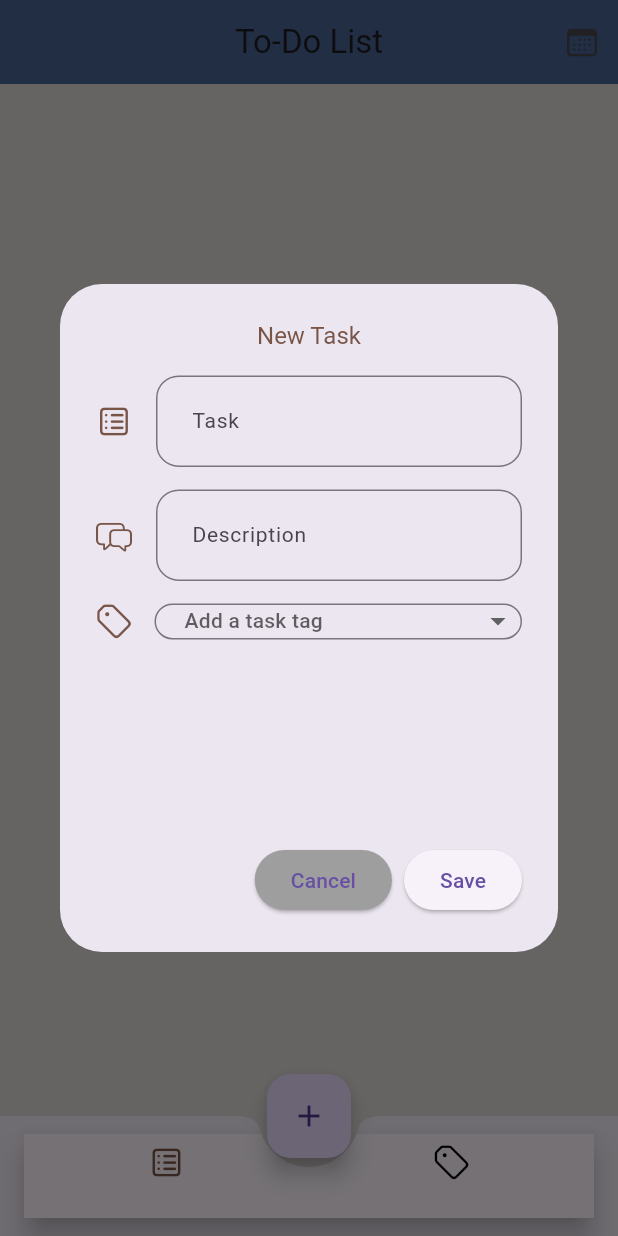
After one commit to gabrielle128/Sidekick-Flutter, a Flutter app: the ToDoScreen screen opened directly, after a tap on the "add" icon, on a phone screen of 412 x 824 dp. The commit adds this screen. Run offline on Flutter 3.47's test engine with Material 3 defaults, Android fonts, the phone set to English and light mode, and no system bars; our stand-ins replace cloud_firestore, dropdown_button2, email_validator, firebase_auth, firebase_core, flutter_speed_dial and 2 more; accounts and stored records are empty; Roboto replaces fonts that are missing (Gaegu-Bold).

Commit message:
todo 1st commit

```diff
--- a/sidekick_app/analysis_options.yaml
+++ b/sidekick_app/analysis_options.yaml
@@ -21,6 +21,7 @@ linter:
   # `// ignore_for_file: name_of_lint` syntax on the line or in the file
   # producing the lint.
   rules:
+   - use_super_parameters
     # avoid_print: false  # Uncomment to disable the `avoid_print` rule
     # prefer_single_quotes: true  # Uncomment to enable the `prefer_single_quotes` rule
 
--- a/sidekick_app/lib/screens/account/account_screen.dart
+++ b/sidekick_app/lib/screens/account/account_screen.dart
@@ -1,7 +1,7 @@
-import 'package:firebase_auth/firebase_auth.dart';
+//import 'package:firebase_auth/firebase_auth.dart';
 import 'package:flutter/material.dart';
 import 'package:sidekick_app/reusable_widgets/reusable_widget.dart';
-import 'package:sidekick_app/screens/welcome_screen.dart';
+//import 'package:sidekick_app/screens/welcome_screen.dart';
 import 'package:sidekick_app/utils/colours.dart';
 
 class AccountScreen extends StatefulWidget {
--- /dev/null
+++ b/sidekick_app/lib/screens/todo/categories.dart
@@ -0,0 +1,17 @@
+import 'package:flutter/material.dart';
+
+class Categories extends StatefulWidget {
+  const Categories({super.key});
+
+  @override
+  State<Categories> createState() => _CategoriesState();
+}
+
+class _CategoriesState extends State<Categories> {
+  @override
+  Widget build(BuildContext context) {
+    return const Center(
+      child: Text('Categories text'),
+    );
+  }
+}
--- a/sidekick_app/lib/screens/todo_screen.dart
+++ b/sidekick_app/lib/screens/todo_screen.dart
@@ -1,4 +1,8 @@
+import 'package:flutter/cupertino.dart';
 import 'package:flutter/material.dart';
+import 'package:sidekick_app/screens/todocrud/add_task_dialogue.dart';
+import 'package:sidekick_app/screens/todo/tasks.dart';
+import 'package:sidekick_app/screens/todo/categories.dart';
 
 class ToDoScreen extends StatefulWidget {
   const ToDoScreen({super.key});
@@ -8,14 +12,75 @@ class ToDoScreen extends StatefulWidget {
 }
 
 class _ToDoScreenState extends State<ToDoScreen> {
+  final PageController pageController = PageController(initialPage: 0);
+  late int _selectedIndex = 0;
+
   @override
   Widget build(BuildContext context) {
-    return const Scaffold(
-        body: Center(
-      child: Text(
-        "To Do Screen parang malaki ganon diba isa pang demo push",
-        style: TextStyle(fontSize: 40),
+    return Scaffold(
+      appBar: AppBar(
+        centerTitle: true,
+        title: const Text("To-Do List"),
+        actions: [
+          IconButton(
+            onPressed: () {},
+            icon: const Icon(CupertinoIcons.calendar),
+          ),
+        ],
       ),
-    ));
+      extendBody: true,
+      floatingActionButtonLocation: FloatingActionButtonLocation.centerDocked,
+      floatingActionButton: FloatingActionButton(
+        onPressed: () {
+          showDialog(
+            context: context,
+            builder: (BuildContext context) {
+              return const AddTaskAlertDialog();
+            },
+          );
+        },
+        child: const Icon(Icons.add),
+      ),
+      bottomNavigationBar: BottomAppBar(
+        shape: const CircularNotchedRectangle(),
+        notchMargin: 6.0,
+        clipBehavior: Clip.antiAlias,
+        child: SizedBox(
+          height: kBottomNavigationBarHeight,
+          child: BottomNavigationBar(
+            currentIndex: _selectedIndex,
+            selectedItemColor: Colors.brown,
+            unselectedItemColor: Colors.black,
+            onTap: (index) {
+              setState(() {
+                _selectedIndex = index;
+                pageController.jumpToPage(index);
+              });
+            },
+            items: const [
+              BottomNavigationBarItem(
+                icon: Icon(CupertinoIcons.square_list),
+                label: '',
+              ),
+              BottomNavigationBarItem(
+                icon: Icon(CupertinoIcons.tag),
+                label: '',
+              ),
+            ],
+          ),
+        ),
+      ),
+      body: PageView(
+        controller: pageController,
+        children: const <Widget>[
+          Center(
+            child: Tasks(),
+          ),
+          Center(
+            child: Categories(),
+          ),
+        ],
+      ),
+    );
   }
 }
--- /dev/null
+++ b/sidekick_app/lib/screens/todocrud/add_task_dialogue.dart
@@ -0,0 +1,174 @@
+import 'package:cloud_firestore/cloud_firestore.dart';
+import 'package:dropdown_button2/dropdown_button2.dart';
+import 'package:flutter/cupertino.dart';
+import 'package:flutter/material.dart';
+
+class AddTaskAlertDialog extends StatefulWidget {
+  const AddTaskAlertDialog({
+    super.key,
+  });
+
+  @override
+  State<AddTaskAlertDialog> createState() => _AddTaskAlertDialogState();
+}
+
+class _AddTaskAlertDialogState extends State<AddTaskAlertDialog> {
+  final TextEditingController taskNameController = TextEditingController();
+  final TextEditingController taskDescController = TextEditingController();
+  final List<String> taskTags = ['Work', 'School', 'Other'];
+  late String selectedValue = '';
+
+  @override
+  Widget build(BuildContext context) {
+    var width = MediaQuery.of(context).size.width;
+    var height = MediaQuery.of(context).size.height;
+    return AlertDialog(
+      scrollable: true,
+      title: const Text(
+        'New Task',
+        textAlign: TextAlign.center,
+        style: TextStyle(fontSize: 16, color: Colors.brown),
+      ),
+      content: SizedBox(
+        height: height * 0.35,
+        width: width,
+        child: Form(
+          child: Column(
+            children: <Widget>[
+              TextFormField(
+                controller: taskNameController,
+                style: const TextStyle(fontSize: 14),
+                decoration: InputDecoration(
+                  contentPadding: const EdgeInsets.symmetric(
+                    horizontal: 20,
+                    vertical: 20,
+                  ),
+                  hintText: 'Task',
+                  hintStyle: const TextStyle(fontSize: 14),
+                  icon: const Icon(CupertinoIcons.square_list,
+                      color: Colors.brown),
+                  border: OutlineInputBorder(
+                    borderRadius: BorderRadius.circular(15),
+                  ),
+                ),
+              ),
+              const SizedBox(height: 15),
+              TextFormField(
+                controller: taskDescController,
+                keyboardType: TextInputType.multiline,
+                maxLines: null,
+                style: const TextStyle(fontSize: 14),
+                decoration: InputDecoration(
+                  contentPadding: const EdgeInsets.symmetric(
+                    horizontal: 20,
+                    vertical: 20,
+                  ),
+                  hintText: 'Description',
+                  hintStyle: const TextStyle(fontSize: 14),
+                  icon: const Icon(CupertinoIcons.bubble_left_bubble_right,
+                      color: Colors.brown),
+                  border: OutlineInputBorder(
+                    borderRadius: BorderRadius.circular(15),
+                  ),
+                ),
+              ),
+              const SizedBox(height: 15),
+              Row(
+                children: <Widget>[
+                  const Icon(CupertinoIcons.tag, color: Colors.brown),
+                  const SizedBox(width: 15.0),
+                  Expanded(
+                    child: DropdownButtonFormField2(
+                      decoration: InputDecoration(
+                        isDense: true,
+                        contentPadding: EdgeInsets.zero,
+                        border: OutlineInputBorder(
+                          borderRadius: BorderRadius.circular(15),
+                        ),
+                      ),
+                      isExpanded: true,
+                      hint: const Text(
+                        'Add a task tag',
+                        style: TextStyle(fontSize: 14),
+                      ),
+                      // buttonHeight: 60,
+                      // buttonPadding: const EdgeInsets.only(left: 20, right: 10),
+                      // dropdownDecoration: BoxDecoration(
+                      //   borderRadius: BorderRadius.circular(15),
+                      // ),
+                      // validator: (value) => value == null
+                      //     ? 'Please select the task tag' : null,
+                      items: taskTags
+                          .map(
+                            (item) => DropdownMenuItem<String>(
+                              value: item,
+                              child: Text(
+                                item,
+                                style: const TextStyle(
+                                  fontSize: 14,
+                                ),
+                              ),
+                            ),
+                          )
+                          .toList(),
+                      onChanged: (String? value) => setState(
+                        () {
+                          if (value != null) selectedValue = value;
+                        },
+                      ),
+                    ),
+                  ),
+                ],
+              ),
+            ],
+          ),
+        ),
+      ),
+      actions: [
+        ElevatedButton(
+          onPressed: () {
+            Navigator.of(context, rootNavigator: true).pop();
+          },
+          style: ElevatedButton.styleFrom(
+            backgroundColor: Colors.grey,
+          ),
+          child: const Text('Cancel'),
+        ),
+        ElevatedButton(
+          onPressed: () {
+            final taskName = taskNameController.text;
+            final taskDesc = taskDescController.text;
+            final taskTag = selectedValue;
+            _addTasks(taskName: taskName, taskDesc: taskDesc, taskTag: taskTag);
+            Navigator.of(context, rootNavigator: true).pop();
+          },
+          child: const Text('Save'),
+        ),
+      ],
+    );
+  }
+
+  Future _addTasks(
+      {required String taskName,
+      required String taskDesc,
+      required String taskTag}) async {
+    DocumentReference docRef =
+        await FirebaseFirestore.instance.collection('tasks').add(
+      {
+        'taskName': taskName,
+        'taskDesc': taskDesc,
+        'taskTag': taskTag,
+      },
+    );
+    String taskId = docRef.id;
+    await FirebaseFirestore.instance.collection('tasks').doc(taskId).update(
+      {'id': taskId},
+    );
+    _clearAll();
+  }
+
+  void _clearAll() {
+    taskNameController.text = '';
+    taskDescController.text = '';
+  }
+}
--- /dev/null
+++ b/sidekick_app/lib/todocrud/authentication/login_screen.dart
@@ -0,0 +1 @@
+// TODO Implement this library.
--- a/sidekick_app/lib/utils/colours.dart
+++ b/sidekick_app/lib/utils/colours.dart
@@ -30,3 +30,8 @@ const grey = Color(0xFF808080);
 const overdue = Color(0xFFef949d);
 const today = Color(0xFFf0d89a);
 const upcoming = Color(0xFF8cd3a9);
+const shadowColor = Color(0xFFe8e8e8);
+const redShadeColor = Color(0xFF9c677d);
+const salmonColor = Color(0xFFef8076);
+const greenShadeColor = Color(0xFF667b51);
+const blueShadeColor = Color(0xFF5871b6);
--- a/sidekick_app/pubspec.yaml
+++ b/sidekick_app/pubspec.yaml
@@ -43,6 +43,8 @@ dependencies:
   intl: ^0.18.1
   table_calendar: ^3.0.9
   flutter_form_builder: ^9.1.1
+  cloud_firestore: ^4.13.2
+  dropdown_button2: ^2.3.8
 
 dev_dependencies:
   flutter_test:
```
Also changed, not shown: sidekick_app/lib/screens/todo/tasks.dart (added, +125 -0 lines), sidekick_app/lib/screens/todocrud/delete_task_dialogue.dart (added, +99 -0 lines), sidekick_app/lib/screens/todocrud/update_task_dialogue.dart (added, +179 -0 lines), sidekick_app/pubspec.lock, 3 other files.
